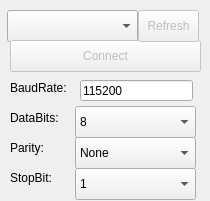
Old version of the form Widgets/serialportpanel.ui in the repository hegoku/DroneControlCenter.
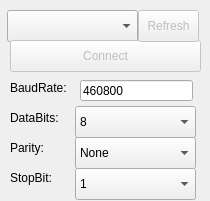
New version of the form.

What changed in the file:
```diff
--- a/Widgets/serialportpanel.ui
+++ b/Widgets/serialportpanel.ui
@@ -72,7 +72,7 @@
     </rect>
    </property>
    <property name="text">
-    <string>115200</string>
+    <string>460800</string>
    </property>
   </widget>
   <widget class="QPushButton" name="serialPortConnectButton">
```
